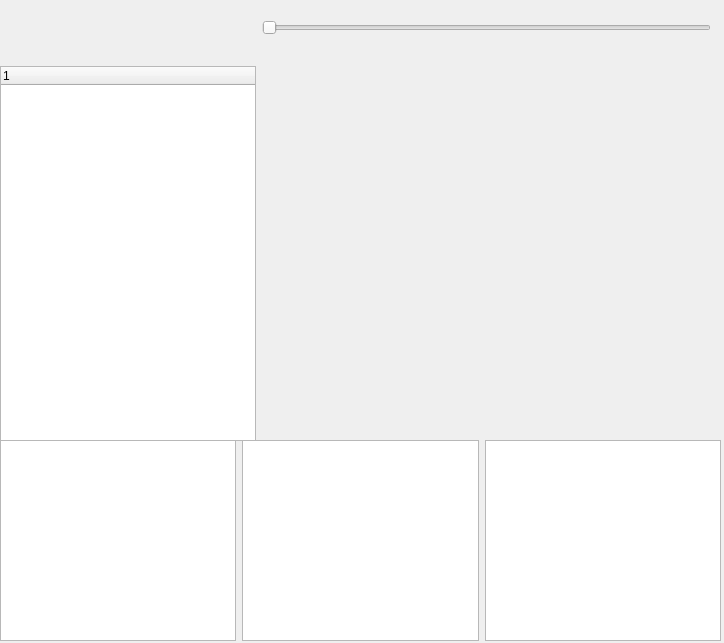
The window that src/Implementation/gui/layerslide.ui (michael1991j/MriSegment) describes before a commit, drawn with Qt 5.
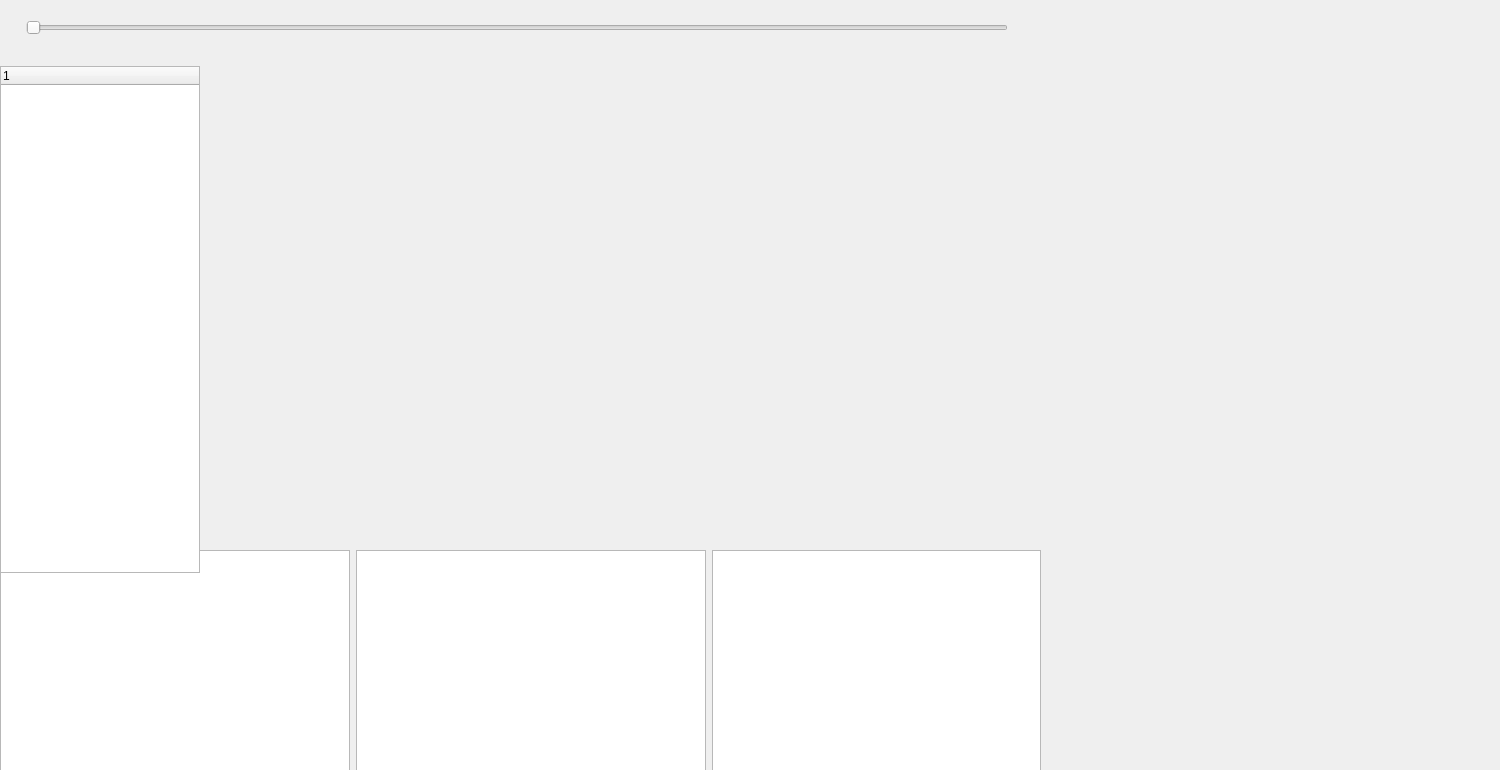
The same window after the commit. Custom widgets are drawn as their Qt base class.

What changed in the file:
```diff
--- a/src/Implementation/gui/layerslide.ui
+++ b/src/Implementation/gui/layerslide.ui
@@ -6,10 +6,16 @@
    <rect>
     <x>0</x>
     <y>0</y>
-    <width>724</width>
-    <height>643</height>
+    <width>1500</width>
+    <height>770</height>
    </rect>
   </property>
+  <property name="minimumSize">
+   <size>
+    <width>1500</width>
+    <height>0</height>
+   </size>
+  </property>
   <property name="windowTitle">
    <string>Form</string>
   </property>
@@ -17,17 +23,31 @@
    <property name="geometry">
     <rect>
      <x>0</x>
-     <y>440</y>
-     <width>721</width>
-     <height>201</height>
+     <y>550</y>
+     <width>1041</width>
+     <height>221</height>
     </rect>
    </property>
    <layout class="QHBoxLayout" name="horizontalLayout_2">
     <item>
-     <widget class="QGraphicsView" name="graphicsView_3"/>
+     <widget class="QGraphicsView" name="graphicsView_3">
+      <property name="minimumSize">
+       <size>
+        <width>350</width>
+        <height>0</height>
+       </size>
+      </property>
+     </widget>
     </item>
     <item>
-     <widget class="QGraphicsView" name="graphicsView_2"/>
+     <widget class="QGraphicsView" name="graphicsView_2">
+      <property name="minimumSize">
+       <size>
+        <width>350</width>
+        <height>0</height>
+       </size>
+      </property>
+     </widget>
     </item>
     <item>
      <widget class="QGraphicsView" name="graphicsView"/>
@@ -39,23 +59,14 @@
     <rect>
      <x>0</x>
      <y>20</y>
-     <width>711</width>
-     <height>421</height>
+     <width>1008</width>
+     <height>553</height>
     </rect>
    </property>
    <layout class="QFormLayout" name="formLayout">
     <property name="fieldGrowthPolicy">
      <enum>QFormLayout::AllNonFixedFieldsGrow</enum>
     </property>
-    <item row="1" column="0">
-     <widget class="QTreeWidget" name="treeWidget">
-      <column>
-       <property name="text">
-        <string notr="true">1</string>
-       </property>
-      </column>
-     </widget>
-    </item>
     <item row="0" column="0">
      <spacer name="verticalSpacer">
       <property name="orientation">
@@ -71,17 +82,59 @@
     </item>
     <item row="0" column="1">
      <widget class="QSlider" name="horizontalSlider">
+      <property name="maximum">
+       <number>1000</number>
+      </property>
       <property name="orientation">
        <enum>Qt::Horizontal</enum>
       </property>
      </widget>
     </item>
+    <item row="1" column="0">
+     <widget class="QTreeWidget" name="treeWidget">
+      <property name="minimumSize">
+       <size>
+        <width>200</width>
+        <height>500</height>
+       </size>
+      </property>
+      <column>
+       <property name="text">
+        <string notr="true">1</string>
+       </property>
+      </column>
+     </widget>
+    </item>
     <item row="1" column="1">
-     <widget class="QWidget" name="widget" native="true"/>
+     <widget class="QWidget" name="widget" native="true">
+      <property name="minimumSize">
+       <size>
+        <width>800</width>
+        <height>0</height>
+       </size>
+      </property>
+      <widget class="QVTKWidget" name="qvtkWidget">
+       <property name="geometry">
+        <rect>
+         <x>180</x>
+         <y>0</y>
+         <width>811</width>
+         <height>491</height>
+        </rect>
+       </property>
+      </widget>
+     </widget>
     </item>
    </layout>
   </widget>
  </widget>
+ <customwidgets>
+  <customwidget>
+   <class>QVTKWidget</class>
+   <extends>QWidget</extends>
+   <header>QVTKWidget.h</header>
+  </customwidget>
+ </customwidgets>
  <resources/>
  <connections/>
 </ui>
```
